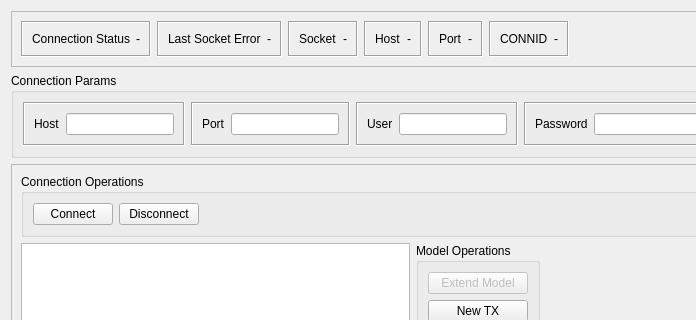
This is toolkit/vlg_toolkit_connection.ui in richter82/vulgaris as Qt 5 draws it before an edit; both pictures show x 0 to 696 and y 0 to 320 of the 949 by 555 pixel window. The edited form follows.
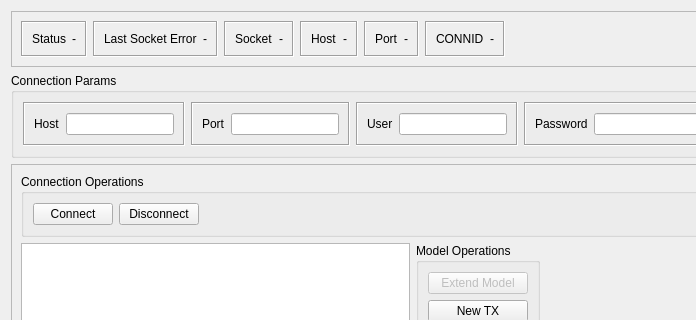
This is the edited form. Icons and pictures are not drawn.

Patch:
```diff
--- a/toolkit/vlg_toolkit_connection.ui
+++ b/toolkit/vlg_toolkit_connection.ui
@@ -43,7 +43,7 @@
            <item>
             <widget class="QLabel" name="conn_status_label">
              <property name="text">
-              <string>Connection Status</string>
+              <string>Status</string>
              </property>
             </widget>
            </item>
```
